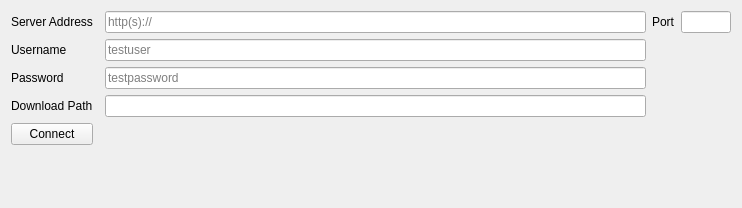
Old version of the form Plugins/org.mitk.gui.qt.xnat/src/internal/QmitkXnatConnectionPreferencePageControls.ui in the repository MITK/MITK.
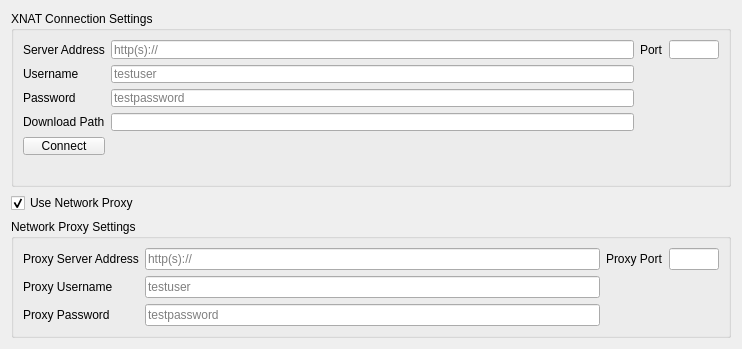
New version of the form.

Commit message: Added possibility to set http proxy for XNAT connections

What changed in the file:
```diff
--- a/Plugins/org.mitk.gui.qt.xnat/src/internal/QmitkXnatConnectionPreferencePageControls.ui
+++ b/Plugins/org.mitk.gui.qt.xnat/src/internal/QmitkXnatConnectionPreferencePageControls.ui
@@ -7,7 +7,7 @@
     <x>0</x>
     <y>0</y>
     <width>742</width>
-    <height>208</height>
+    <height>349</height>
    </rect>
   </property>
   <property name="sizePolicy">
@@ -32,25 +32,48 @@
    <string>Form</string>
   </property>
   <layout class="QGridLayout" name="gridLayout">
-   <item row="0" column="4">
-    <widget class="QLabel" name="portLabel">
+   <item row="2" column="1">
+    <widget class="QCheckBox" name="cbUseNetworkProxy">
+     <property name="text">
+      <string>Use Network Proxy</string>
+     </property>
+     <property name="checked">
+      <bool>true</bool>
+     </property>
+    </widget>
+   </item>
+   <item row="0" column="1">
+    <widget class="QGroupBox" name="groupBoxXnatSettings">
+     <property name="title">
+      <string>XNAT Connection Settings</string>
+     </property>
+     <layout class="QGridLayout" name="gridLayout_2">
+      <item row="0" column="0">
+       <widget class="QLabel" name="xnatHostAddressLabel">
+        <property name="text">
+         <string>Server Address</string>
+        </property>
+       </widget>
+      </item>
+      <item row="0" column="1">
+       <widget class="QLineEdit" name="inXnatHostAddress">
+        <property name="toolTip">
+         <string>&lt;html&gt;&lt;head/&gt;&lt;body&gt;&lt;p&gt;Examples:&lt;/p&gt;&lt;p&gt;https://central.xnat.org&lt;br/&gt;http://localhost/xnat&lt;/p&gt;&lt;/body&gt;&lt;/html&gt;</string>
+        </property>
+        <property name="placeholderText">
+         <string>http(s)://</string>
+        </property>
+       </widget>
+      </item>
+      <item row="0" column="2">
+       <widget class="QLabel" name="xnatPortLabel">
      <property name="text">
       <string>Port</string>
      </property>
     </widget>
    </item>
    <item row="0" column="3">
-    <widget class="QLineEdit" name="inHostAddress">
-     <property name="toolTip">
-      <string>&lt;html&gt;&lt;head/&gt;&lt;body&gt;&lt;p&gt;Examples:&lt;/p&gt;&lt;p&gt;https://central.xnat.org&lt;br/&gt;http://localhost/xnat&lt;/p&gt;&lt;/body&gt;&lt;/html&gt;</string>
-     </property>
-     <property name="placeholderText">
-      <string>http(s)://</string>
-     </property>
-    </widget>
-   </item>
-   <item row="0" column="5">
-    <widget class="QLineEdit" name="inPort">
+       <widget class="QLineEdit" name="inXnatPort">
      <property name="maximumSize">
       <size>
        <width>50</width>
@@ -65,36 +88,29 @@
      </property>
     </widget>
    </item>
-   <item row="1" column="1">
-    <widget class="QLabel" name="usernameLabel">
+      <item row="1" column="0">
+       <widget class="QLabel" name="xnatUsernameLabel">
      <property name="text">
       <string>Username</string>
      </property>
     </widget>
    </item>
-   <item row="1" column="3">
-    <widget class="QLineEdit" name="inUsername">
+      <item row="1" column="1">
+       <widget class="QLineEdit" name="inXnatUsername">
      <property name="placeholderText">
       <string>testuser</string>
      </property>
     </widget>
    </item>
-   <item row="0" column="1">
-    <widget class="QLabel" name="hostAddressLabel">
-     <property name="text">
-      <string>Server Address</string>
-     </property>
-    </widget>
-   </item>
-   <item row="2" column="1">
-    <widget class="QLabel" name="passwortLabel">
+      <item row="2" column="0">
+       <widget class="QLabel" name="xnatPasswortLabel">
      <property name="text">
       <string>Password</string>
      </property>
     </widget>
    </item>
-   <item row="2" column="3">
-    <widget class="QLineEdit" name="inPassword">
+      <item row="2" column="1">
+       <widget class="QLineEdit" name="inXnatPassword">
      <property name="echoMode">
       <enum>QLineEdit::Password</enum>
      </property>
@@ -103,25 +119,25 @@
      </property>
     </widget>
    </item>
-   <item row="3" column="3">
-    <widget class="QLineEdit" name="inDownloadPath"/>
-   </item>
-   <item row="3" column="1">
-    <widget class="QLabel" name="downloadPathLabel">
+      <item row="3" column="0">
+       <widget class="QLabel" name="xnatDownloadPathLabel">
      <property name="text">
       <string>Download Path</string>
      </property>
     </widget>
    </item>
-   <item row="4" column="1">
-    <widget class="QPushButton" name="testConnectionButton">
+      <item row="3" column="1">
+       <widget class="QLineEdit" name="inXnatDownloadPath"/>
+      </item>
+      <item row="4" column="0">
+       <widget class="QPushButton" name="xnatTestConnectionButton">
      <property name="text">
       <string>Connect</string>
      </property>
     </widget>
    </item>
-   <item row="5" column="1" colspan="3">
-    <widget class="QLabel" name="testConnectionLabel">
+      <item row="5" column="0" colspan="2">
+       <widget class="QLabel" name="xnatTestConnectionLabel">
      <property name="layoutDirection">
       <enum>Qt::LeftToRight</enum>
      </property>
@@ -135,6 +151,102 @@
       <set>Qt::AlignLeading|Qt::AlignLeft|Qt::AlignTop</set>
      </property>
     </widget>
+      </item>
+     </layout>
+    </widget>
+   </item>
+   <item row="3" column="1">
+    <widget class="QGroupBox" name="groupBoxProxySettings">
+     <property name="title">
+      <string>Network Proxy Settings</string>
+     </property>
+     <layout class="QGridLayout" name="gridLayout_3">
+      <item row="1" column="3">
+       <widget class="QLineEdit" name="inProxyPort">
+        <property name="maximumSize">
+         <size>
+          <width>50</width>
+          <height>16777215</height>
+         </size>
+        </property>
+        <property name="toolTip">
+         <string>Standard-Port: 80</string>
+        </property>
+        <property name="text">
+         <string/>
+        </property>
+       </widget>
+      </item>
+      <item row="3" column="0">
+       <widget class="QLabel" name="proxyPasswordLabel">
+        <property name="text">
+         <string>Proxy Password</string>
+        </property>
+       </widget>
+      </item>
+      <item row="2" column="0">
+       <widget class="QLabel" name="proxyUsernameLabel">
+        <property name="text">
+         <string>Proxy Username</string>
+        </property>
+       </widget>
+      </item>
+      <item row="1" column="1">
+       <widget class="QLineEdit" name="inProxyAddress">
+        <property name="toolTip">
+         <string>&lt;html&gt;&lt;head/&gt;&lt;body&gt;&lt;p&gt;Examples:&lt;/p&gt;&lt;p&gt;https://central.xnat.org&lt;br/&gt;http://localhost/xnat&lt;/p&gt;&lt;/body&gt;&lt;/html&gt;</string>
+        </property>
+        <property name="placeholderText">
+         <string>http(s)://</string>
+        </property>
+       </widget>
+      </item>
+      <item row="1" column="2">
+       <widget class="QLabel" name="proxyPortLabel">
+        <property name="text">
+         <string>Proxy Port</string>
+        </property>
+       </widget>
+      </item>
+      <item row="3" column="1">
+       <widget class="QLineEdit" name="inProxyPassword">
+        <property name="echoMode">
+         <enum>QLineEdit::Password</enum>
+        </property>
+        <property name="placeholderText">
+         <string>testpassword</string>
+        </property>
+       </widget>
+      </item>
+      <item row="2" column="1">
+       <widget class="QLineEdit" name="inProxyUsername">
+        <property name="placeholderText">
+         <string>testuser</string>
+        </property>
+       </widget>
+      </item>
+      <item row="1" column="0">
+       <widget class="QLabel" name="proxyAddressLabel">
+        <property name="text">
+         <string>Proxy Server Address</string>
+        </property>
+       </widget>
+      </item>
+     </layout>
+    </widget>
+   </item>
+   <item row="4" column="1">
+    <spacer name="verticalSpacer">
+     <property name="orientation">
+      <enum>Qt::Vertical</enum>
+     </property>
+     <property name="sizeHint" stdset="0">
+      <size>
+       <width>20</width>
+       <height>40</height>
+      </size>
+     </property>
+    </spacer>
    </item>
   </layout>
  </widget>
```
Lines whose indentation alone changed are shown as unchanged. The commit also changes 4 other files.
